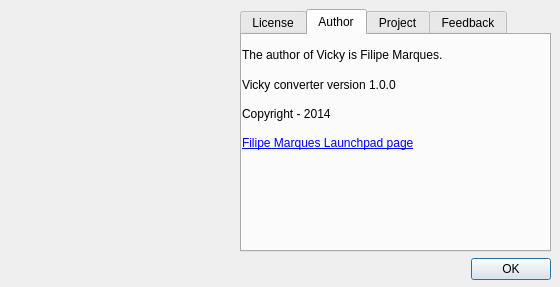
Qt form vicky_dialog.ui (fmf437/vicky) before a commit.
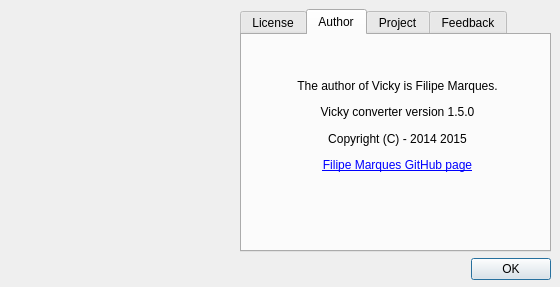
The same form after that commit. The open tabs and pages were chosen to show the change. Icons and pictures are not drawn.

```diff
--- a/vicky_dialog.ui
+++ b/vicky_dialog.ui
@@ -111,66 +111,60 @@
        <attribute name="title">
         <string>Author</string>
        </attribute>
+       <widget class="QWidget" name="">
+        <property name="geometry">
+         <rect>
+          <x>0</x>
+          <y>40</y>
+          <width>311</width>
+          <height>100</height>
+         </rect>
+        </property>
+        <layout class="QVBoxLayout" name="verticalLayout_3">
+         <item>
        <widget class="QLabel" name="label_8">
-        <property name="geometry">
-         <rect>
-          <x>0</x>
-          <y>10</y>
-          <width>301</width>
-          <height>20</height>
-         </rect>
-        </property>
         <property name="text">
          <string>The author of Vicky is Filipe Marques.</string>
         </property>
         <property name="alignment">
-         <set>Qt::AlignJustify|Qt::AlignVCenter</set>
-        </property>
-       </widget>
-       <widget class="QLabel" name="label_10">
-        <property name="geometry">
-         <rect>
-          <x>0</x>
-          <y>100</y>
-          <width>301</width>
-          <height>17</height>
-         </rect>
-        </property>
-        <property name="text">
-         <string>&lt;html&gt;&lt;head/&gt;&lt;body&gt;&lt;p&gt;&lt;a href=&quot;https://launchpad.net/~pmsw&quot;&gt;&lt;span style=&quot; text-decoration: underline; color:#0000ff;&quot;&gt;Filipe Marques Launchpad page&lt;/span&gt;&lt;/a&gt;&lt;/p&gt;&lt;/body&gt;&lt;/html&gt;</string>
-        </property>
-        <property name="openExternalLinks">
-         <bool>true</bool>
-        </property>
-       </widget>
+            <set>Qt::AlignCenter</set>
+           </property>
+          </widget>
+         </item>
+         <item>
        <widget class="QLabel" name="label_9">
-        <property name="geometry">
-         <rect>
-          <x>0</x>
-          <y>40</y>
-          <width>301</width>
-          <height>20</height>
-         </rect>
-        </property>
         <property name="text">
-         <string>Vicky converter version 1.0.0</string>
+            <string>Vicky converter version 1.5.0</string>
         </property>
         <property name="alignment">
-         <set>Qt::AlignJustify|Qt::AlignVCenter</set>
-        </property>
-       </widget>
+            <set>Qt::AlignCenter</set>
+           </property>
+          </widget>
+         </item>
+         <item>
        <widget class="QLabel" name="label_11">
-        <property name="geometry">
-         <rect>
-          <x>0</x>
-          <y>70</y>
-          <width>301</width>
-          <height>17</height>
-         </rect>
-        </property>
+           <property name="text">
+            <string>Copyright (C) - 2014 2015</string>
+           </property>
+           <property name="alignment">
+            <set>Qt::AlignCenter</set>
+           </property>
+          </widget>
+         </item>
+         <item>
+          <widget class="QLabel" name="label_10">
         <property name="text">
-         <string>Copyright - 2014</string>
-        </property>
+            <string>&lt;html&gt;&lt;head/&gt;&lt;body&gt;&lt;p&gt;&lt;a href=&quot;https://www.github.com/filipe-marques&quot;&gt;&lt;span style=&quot; text-decoration: underline; color:#0000ff;&quot;&gt;Filipe Marques GitHub page&lt;/span&gt;&lt;/a&gt;&lt;/p&gt;&lt;/body&gt;&lt;/html&gt;</string>
+           </property>
+           <property name="alignment">
+            <set>Qt::AlignCenter</set>
+           </property>
+           <property name="openExternalLinks">
+            <bool>true</bool>
+           </property>
+          </widget>
+         </item>
+        </layout>
        </widget>
       </widget>
       <widget class="QWidget" name="tab_2">
```
Left out of the diff: 92 changed lines with no effect on the pictures. Lines whose indentation alone changed are shown as unchanged.
